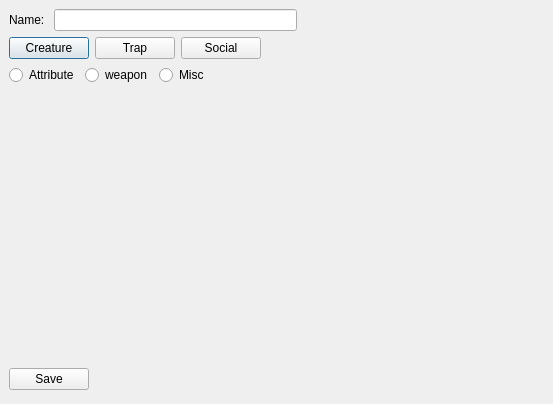
Old version of the form ui_files/add_config_option.ui in the repository nogasgofast/Adventure_Wrench.
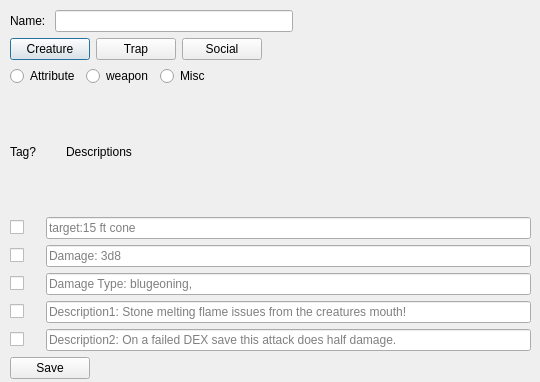
New version of the form.

```diff
--- a/ui_files/add_config_option.ui
+++ b/ui_files/add_config_option.ui
@@ -6,8 +6,8 @@
    <rect>
     <x>0</x>
     <y>0</y>
-    <width>553</width>
-    <height>404</height>
+    <width>540</width>
+    <height>382</height>
    </rect>
   </property>
   <property name="windowTitle">
@@ -16,10 +16,10 @@
   <widget class="QWidget" name="verticalLayoutWidget">
    <property name="geometry">
     <rect>
-     <x>9</x>
-     <y>9</y>
-     <width>531</width>
-     <height>381</height>
+     <x>10</x>
+     <y>10</y>
+     <width>521</width>
+     <height>369</height>
     </rect>
    </property>
    <layout class="QVBoxLayout" name="verticalLayout">
@@ -127,17 +127,190 @@
      </layout>
     </item>
     <item>
-     <spacer name="verticalSpacer">
-      <property name="orientation">
-       <enum>Qt::Vertical</enum>
-      </property>
-      <property name="sizeHint" stdset="0">
-       <size>
-        <width>20</width>
-        <height>40</height>
-       </size>
-      </property>
-     </spacer>
+     <layout class="QHBoxLayout" name="horizontalLayout_12">
+      <item>
+       <widget class="QLabel" name="label_2">
+        <property name="sizePolicy">
+         <sizepolicy hsizetype="Maximum" vsizetype="Preferred">
+          <horstretch>0</horstretch>
+          <verstretch>0</verstretch>
+         </sizepolicy>
+        </property>
+        <property name="minimumSize">
+         <size>
+          <width>30</width>
+          <height>0</height>
+         </size>
+        </property>
+        <property name="text">
+         <string>Tag?</string>
+        </property>
+       </widget>
+      </item>
+      <item>
+       <widget class="QLabel" name="label_3">
+        <property name="text">
+         <string>Descriptions</string>
+        </property>
+        <property name="alignment">
+         <set>Qt::AlignLeading|Qt::AlignLeft|Qt::AlignVCenter</set>
+        </property>
+        <property name="indent">
+         <number>20</number>
+        </property>
+       </widget>
+      </item>
+     </layout>
+    </item>
+    <item>
+     <layout class="QHBoxLayout" name="horizontalLayout_11">
+      <item>
+       <widget class="QCheckBox" name="checkBox_3">
+        <property name="minimumSize">
+         <size>
+          <width>30</width>
+          <height>0</height>
+         </size>
+        </property>
+        <property name="toolTip">
+         <string>Make this item show in search?</string>
+        </property>
+        <property name="text">
+         <string/>
+        </property>
+       </widget>
+      </item>
+      <item>
+       <widget class="QLineEdit" name="lineEdit_3">
+        <property name="toolTip">
+         <string>Target(s) or target area size</string>
+        </property>
+        <property name="placeholderText">
+         <string>target:15 ft cone </string>
+        </property>
+       </widget>
+      </item>
+     </layout>
+    </item>
+    <item>
+     <layout class="QHBoxLayout" name="horizontalLayout_7">
+      <item>
+       <widget class="QCheckBox" name="checkBox_4">
+        <property name="minimumSize">
+         <size>
+          <width>30</width>
+          <height>0</height>
+         </size>
+        </property>
+        <property name="toolTip">
+         <string>Make this item show in search?</string>
+        </property>
+        <property name="text">
+         <string/>
+        </property>
+       </widget>
+      </item>
+      <item>
+       <widget class="QLineEdit" name="lineEdit_4">
+        <property name="toolTip">
+         <string>Suggested Damage Die</string>
+        </property>
+        <property name="placeholderText">
+         <string>Damage: 3d8</string>
+        </property>
+       </widget>
+      </item>
+     </layout>
+    </item>
+    <item>
+     <layout class="QHBoxLayout" name="horizontalLayout_8">
+      <item>
+       <widget class="QCheckBox" name="checkBox_6">
+        <property name="minimumSize">
+         <size>
+          <width>30</width>
+          <height>0</height>
+         </size>
+        </property>
+        <property name="toolTip">
+         <string>Make this item show in search?</string>
+        </property>
+        <property name="text">
+         <string/>
+        </property>
+       </widget>
+      </item>
+      <item>
+       <widget class="QLineEdit" name="lineEdit_5">
+        <property name="toolTip">
+         <string>Suggested Damage type</string>
+        </property>
+        <property name="placeholderText">
+         <string>Damage Type: blugeoning, </string>
+        </property>
+       </widget>
+      </item>
+     </layout>
+    </item>
+    <item>
+     <layout class="QHBoxLayout" name="horizontalLayout_9">
+      <item>
+       <widget class="QCheckBox" name="checkBox_5">
+        <property name="minimumSize">
+         <size>
+          <width>30</width>
+          <height>0</height>
+         </size>
+        </property>
+        <property name="toolTip">
+         <string>Make this item show in search?</string>
+        </property>
+        <property name="text">
+         <string/>
+        </property>
+       </widget>
+      </item>
+      <item>
+       <widget class="QLineEdit" name="lineEdit_6">
+        <property name="toolTip">
+         <string>a short description or searchable tag</string>
+        </property>
+        <property name="placeholderText">
+         <string>Description1: Stone melting flame issues from the creatures mouth!</string>
+        </property>
+       </widget>
+      </item>
+     </layout>
+    </item>
+    <item>
+     <layout class="QHBoxLayout" name="horizontalLayout_10">
+      <item>
+       <widget class="QCheckBox" name="checkBox_2">
+        <property name="minimumSize">
+         <size>
+          <width>30</width>
+          <height>0</height>
+         </size>
+        </property>
+        <property name="toolTip">
+         <string>Make this item show in search?</string>
+        </property>
+        <property name="text">
+         <string/>
+        </property>
+       </widget>
+      </item>
+      <item>
+       <widget class="QLineEdit" name="lineEdit_7">
+        <property name="toolTip">
+         <string>a short descripion or searchable tag</string>
+        </property>
+        <property name="placeholderText">
+         <string>Description2: On a failed DEX save this attack does half damage.</string>
+        </property>
+       </widget>
+      </item>
+     </layout>
     </item>
     <item>
      <layout class="QHBoxLayout" name="horizontalLayout_4">
```
Left out of the diff: 9 changed lines with no effect on the pictures.
